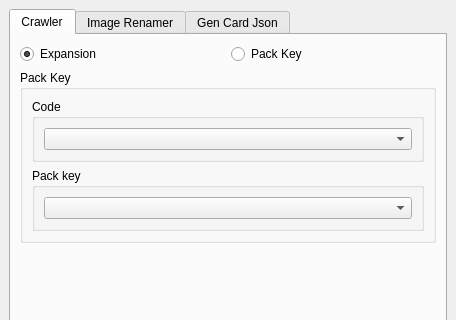
Old version of the form src/gui/gui.ui in the repository sam9525/pokemon-tcgp-data-scripts; both pictures show x 0 to 456 and y 0 to 320 of the 456 by 497 pixel window.
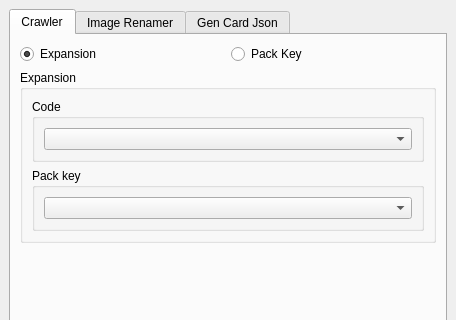
New version of the form. Icons and pictures are not drawn.

```diff
--- a/src/gui/gui.ui
+++ b/src/gui/gui.ui
@@ -93,7 +93,7 @@
           <item>
            <widget class="QGroupBox" name="crawlerGB">
             <property name="title">
-             <string>Pack Key</string>
+             <string>Expansion</string>
             </property>
             <layout class="QVBoxLayout" name="verticalLayout_12">
              <item>
```
